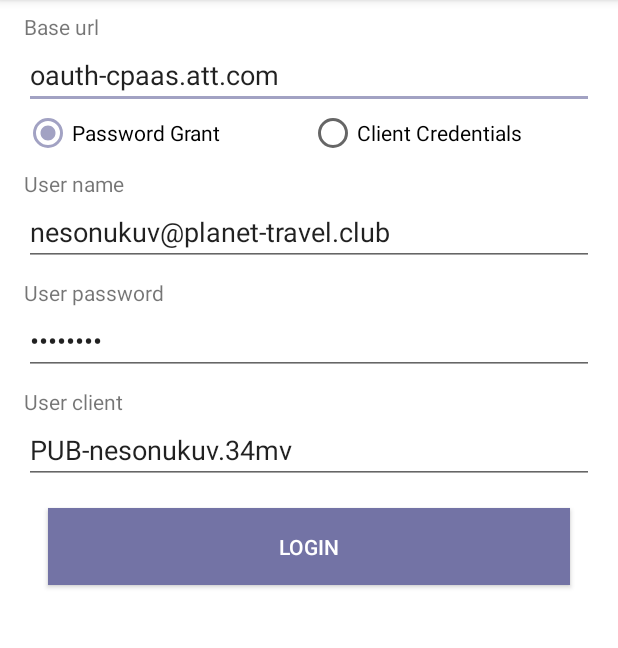
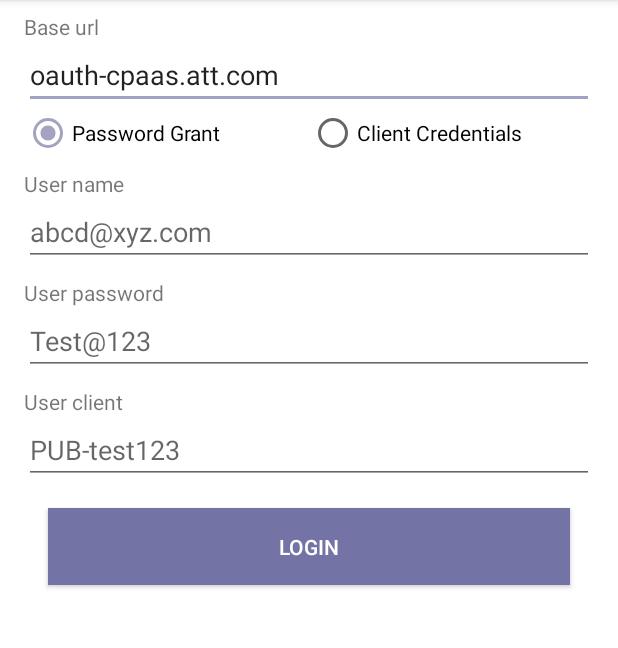
Before and after one commit to hclsampleapps/kandy-cpaas2-sample-audio-video-android, an Android app: the screen it shows after launch (LoginActivity), on a phone screen of 412 x 824 dp, the part 84-732 px from its top. Run offline under Robolectric (Android 15) with nearby library versions, the phone set to English and light mode, and no system bars; libraries missing offline, so code that uses them is left out: com.rbbn.cpaas.

Commit message:
Updating library

```diff
--- a/app/src/main/res/layout/activity_main.xml
+++ b/app/src/main/res/layout/activity_main.xml
@@ -71,7 +71,6 @@
                     android:id="@+id/et_user_name"
                     android:layout_width="match_parent"
                     android:layout_height="wrap_content"
-                    android:text="nesonukuv@planet-travel.club"
                     android:hint="abcd@xyz.com" />
 
                 <TextView
@@ -85,7 +84,6 @@
                     android:layout_width="match_parent"
                     android:layout_height="wrap_content"
                     android:hint="Test@123"
-                    android:text="Test@123"
                     android:inputType="textPassword" />
 
                 <TextView
@@ -97,7 +95,6 @@
                 <EditText
                     android:id="@+id/et_user_client"
                     android:layout_width="match_parent"
-                    android:text="PUB-nesonukuv.34mv"
                     android:layout_height="wrap_content"
                     android:hint="PUB-test123" />
 
```
